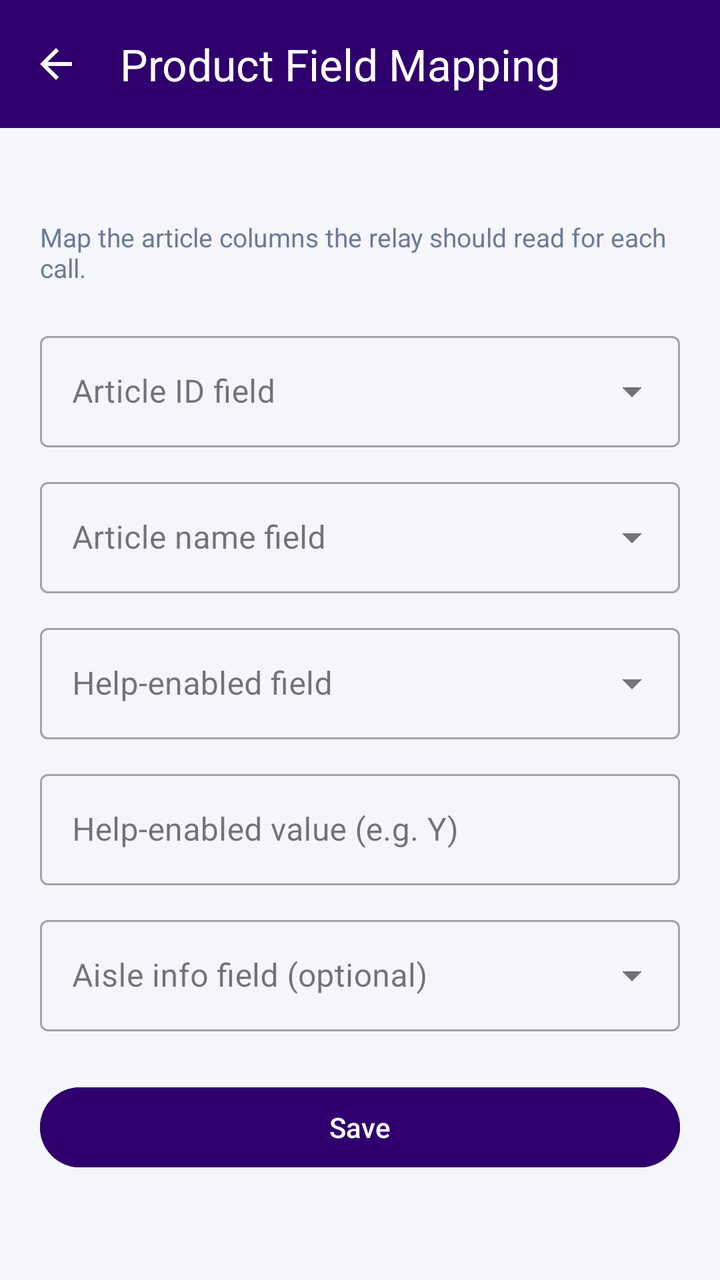
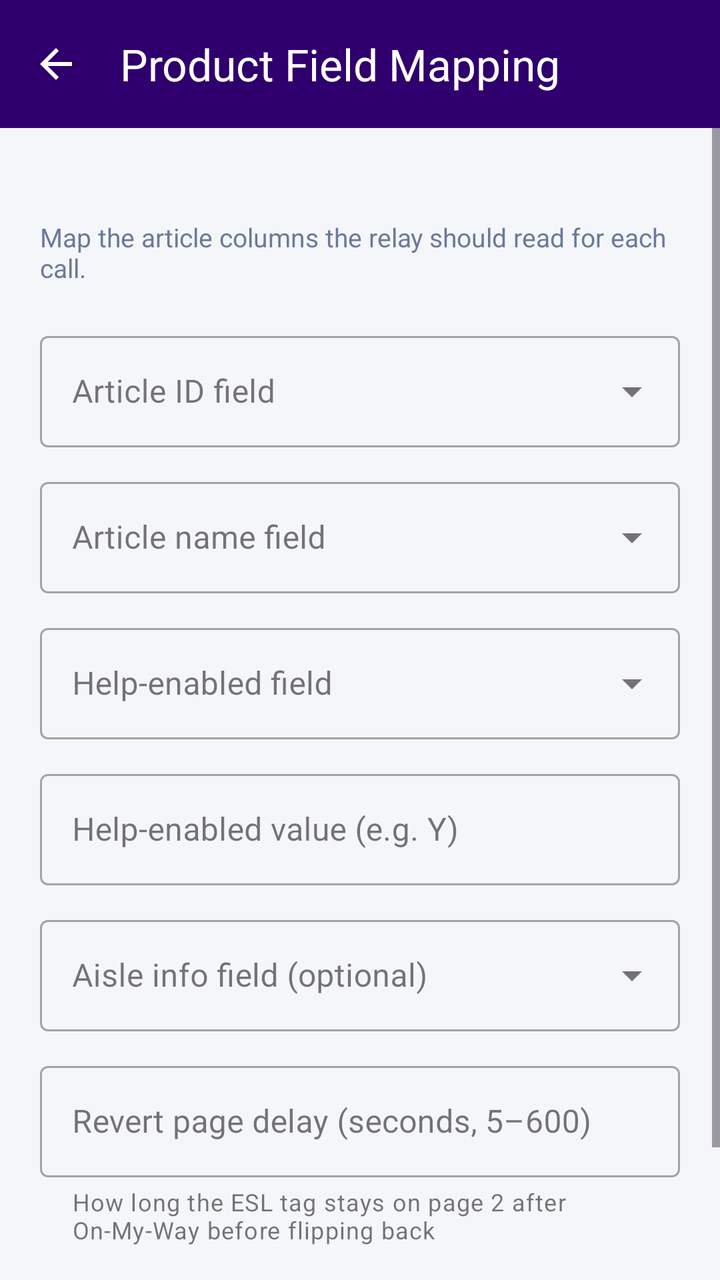

Screens rendered from an Android XML layout before and after an edit, with the pre-edit source and the edit as a unified diff.
<!-- AndroidManifest.xml: activity theme Theme.ESLCallApp.History -->
<!-- res/layout/activity_field_mapping.xml -->
<?xml version="1.0" encoding="utf-8"?>
<LinearLayout xmlns:android="http://schemas.android.com/apk/res/android"
    xmlns:app="http://schemas.android.com/apk/res-auto"
    android:layout_width="match_parent"
    android:layout_height="match_parent"
    android:orientation="vertical"
    android:background="@color/background">

    <com.google.android.material.appbar.MaterialToolbar
        android:id="@+id/toolbar"
        android:layout_width="match_parent"
        android:layout_height="?attr/actionBarSize"
        android:background="@color/primary"
        app:title="Product Field Mapping"
        app:titleTextColor="@color/white"
        app:navigationIcon="@drawable/ic_arrow_back"
        app:navigationIconTint="@color/white" />

    <ScrollView
        android:layout_width="match_parent"
        android:layout_height="0dp"
        android:layout_weight="1"
        android:fillViewport="true">

        <LinearLayout
            android:layout_width="match_parent"
            android:layout_height="wrap_content"
            android:orientation="vertical"
            android:padding="20dp">

            <TextView
                android:id="@+id/tvScope"
                android:layout_width="wrap_content"
                android:layout_height="wrap_content"
                android:layout_marginBottom="8dp"
                android:textSize="13sp"
                android:textColor="@color/text_secondary" />

            <TextView
                android:layout_width="wrap_content"
                android:layout_height="wrap_content"
                android:layout_marginBottom="20dp"
                android:text="Map the article columns the relay should read for each call."
                android:textSize="13sp"
                android:textColor="@color/text_secondary" />

            <com.google.android.material.progressindicator.CircularProgressIndicator
                android:id="@+id/progress"
                android:layout_width="wrap_content"
                android:layout_height="wrap_content"
                android:layout_gravity="center"
                android:visibility="gone"
                app:indicatorColor="@color/primary" />

            
            <com.google.android.material.textfield.TextInputLayout
                android:layout_width="match_parent"
                android:layout_height="wrap_content"
                android:hint="Article ID field"
                style="@style/Widget.MaterialComponents.TextInputLayout.OutlinedBox.ExposedDropdownMenu">

                <com.google.android.material.textfield.MaterialAutoCompleteTextView
                    android:id="@+id/articleIdInput"
                    android:layout_width="match_parent"
                    android:layout_height="wrap_content"
                    android:inputType="text" />
            </com.google.android.material.textfield.TextInputLayout>

            
            <com.google.android.material.textfield.TextInputLayout
                android:layout_width="match_parent"
                android:layout_height="wrap_content"
                android:layout_marginTop="12dp"
                android:hint="Article name field"
                style="@style/Widget.MaterialComponents.TextInputLayout.OutlinedBox.ExposedDropdownMenu">

                <com.google.android.material.textfield.MaterialAutoCompleteTextView
                    android:id="@+id/articleNameInput"
                    android:layout_width="match_parent"
                    android:layout_height="wrap_content"
                    android:inputType="text" />
            </com.google.android.material.textfield.TextInputLayout>

            
            <com.google.android.material.textfield.TextInputLayout
                android:layout_width="match_parent"
                android:layout_height="wrap_content"
                android:layout_marginTop="12dp"
                android:hint="Help-enabled field"
                style="@style/Widget.MaterialComponents.TextInputLayout.OutlinedBox.ExposedDropdownMenu">

                <com.google.android.material.textfield.MaterialAutoCompleteTextView
                    android:id="@+id/helpEnabledFieldInput"
                    android:layout_width="match_parent"
                    android:layout_height="wrap_content"
                    android:inputType="text" />
            </com.google.android.material.textfield.TextInputLayout>

            
            <com.google.android.material.textfield.TextInputLayout
                android:layout_width="match_parent"
                android:layout_height="wrap_content"
                android:layout_marginTop="12dp"
                android:hint="Help-enabled value (e.g. Y)"
                style="@style/Widget.MaterialComponents.TextInputLayout.OutlinedBox">

                <com.google.android.material.textfield.TextInputEditText
                    android:id="@+id/helpEnabledValueInput"
                    android:layout_width="match_parent"
                    android:layout_height="wrap_content"
                    android:inputType="text"
                    android:imeOptions="actionNext" />
            </com.google.android.material.textfield.TextInputLayout>

            
            <com.google.android.material.textfield.TextInputLayout
                android:layout_width="match_parent"
                android:layout_height="wrap_content"
                android:layout_marginTop="12dp"
                android:hint="Aisle info field (optional)"
                style="@style/Widget.MaterialComponents.TextInputLayout.OutlinedBox.ExposedDropdownMenu">

                <com.google.android.material.textfield.MaterialAutoCompleteTextView
                    android:id="@+id/aisleInput"
                    android:layout_width="match_parent"
                    android:layout_height="wrap_content"
                    android:inputType="text" />
            </com.google.android.material.textfield.TextInputLayout>

            <TextView
                android:id="@+id/tvError"
                android:layout_width="match_parent"
                android:layout_height="wrap_content"
                android:layout_marginTop="12dp"
                android:textColor="#C62828"
                android:textSize="13sp"
                android:visibility="gone" />

            <Button
                android:id="@+id/btnSave"
                android:layout_width="match_parent"
                android:layout_height="wrap_content"
                android:layout_marginTop="24dp"
                android:text="Save"
                android:enabled="false"
                android:backgroundTint="@color/primary"
                android:textColor="@color/white" />

        </LinearLayout>
    </ScrollView>
</LinearLayout>
<!-- resources referenced by this layout -->
<resources>
  <color name="background">#F4F6F9</color>
  <color name="primary">#2F006D</color>
  <color name="text_secondary">#6B7A9A</color>
  <color name="white">#FFFFFFFF</color>
  <!-- drawable ic_arrow_back (drawable) -->
  <?xml version="1.0" encoding="utf-8"?>
  <vector xmlns:android="http://schemas.android.com/apk/res/android"
      android:width="24dp"
      android:height="24dp"
      android:viewportWidth="24"
      android:viewportHeight="24">
      <path
          android:fillColor="#FFFFFF"
          android:pathData="M20,11H7.83l5.59-5.59L12,4l-8,8 8,8 1.41-1.41L7.83,13H20v-2z" />
  </vector>
  <style name="Theme.ESLCallApp.History" parent="Theme.Material3.DayNight.NoActionBar">
          <item name="colorPrimary">@color/primary</item>
          <item name="android:statusBarColor">@color/primary_dark</item>
          <item name="android:windowBackground">@color/background</item>
      </style>
  <color name="primary_dark">#1A003D</color>
</resources>

<!-- the commit's change to res/layout/activity_field_mapping.xml (unified diff, before → after) -->
@@ -127,6 +127,24 @@
                     android:inputType="text" />
             </com.google.android.material.textfield.TextInputLayout>
 
+            
+            <com.google.android.material.textfield.TextInputLayout
+                android:layout_width="match_parent"
+                android:layout_height="wrap_content"
+                android:layout_marginTop="12dp"
+                android:hint="Revert page delay (seconds, 5–600)"
+                app:helperText="How long the ESL tag stays on page 2 after On-My-Way before flipping back"
+                app:helperTextEnabled="true"
+                style="@style/Widget.MaterialComponents.TextInputLayout.OutlinedBox">
+
+                <com.google.android.material.textfield.TextInputEditText
+                    android:id="@+id/revertDelayInput"
+                    android:layout_width="match_parent"
+                    android:layout_height="wrap_content"
+                    android:inputType="number"
+                    android:imeOptions="actionDone" />
+            </com.google.android.material.textfield.TextInputLayout>
+
             <TextView
                 android:id="@+id/tvError"
                 android:layout_width="match_parent"
